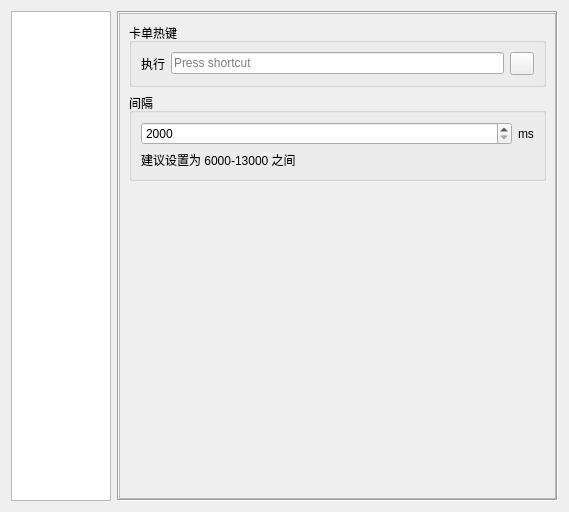
Qt form EliteSpeedrunTool/SettingDialog.ui (GTA5Oracle/EliteSpeedrunTool) before a commit.
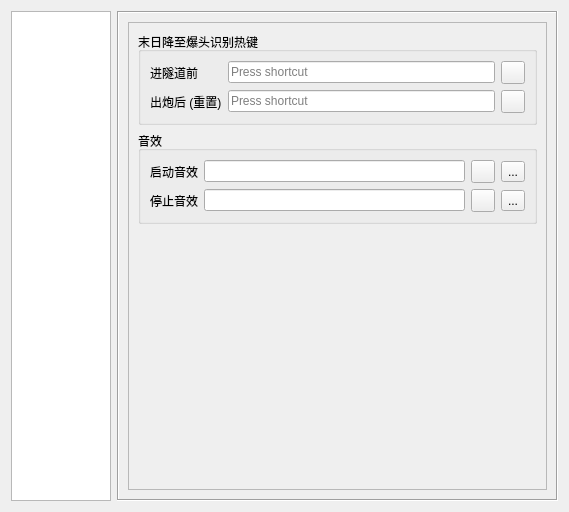
The same form after that commit. Icons and pictures are not drawn.

Commit message: [feature] Supports counting the number of headshots in the doomsday scenario

```diff
--- a/EliteSpeedrunTool/SettingDialog.ui
+++ b/EliteSpeedrunTool/SettingDialog.ui
@@ -46,7 +46,7 @@
       <enum>QFrame::Sunken</enum>
      </property>
      <property name="currentIndex">
-      <number>4</number>
+      <number>5</number>
      </property>
      <widget class="QWidget" name="pageGeneral">
       <layout class="QVBoxLayout" name="verticalLayout_21">
@@ -1193,8 +1193,8 @@
            <rect>
             <x>0</x>
             <y>0</y>
-            <width>447</width>
-            <height>488</height>
+            <width>130</width>
+            <height>215</height>
            </rect>
           </property>
           <layout class="QVBoxLayout" name="verticalLayout_31">
@@ -1290,6 +1290,146 @@
        </item>
       </layout>
      </widget>
+     <widget class="QWidget" name="page">
+      <layout class="QVBoxLayout" name="verticalLayout_16">
+       <item>
+        <widget class="QScrollArea" name="scrollArea_4">
+         <property name="widgetResizable">
+          <bool>true</bool>
+         </property>
+         <widget class="QWidget" name="scrollAreaWidgetContents_4">
+          <property name="geometry">
+           <rect>
+            <x>0</x>
+            <y>0</y>
+            <width>429</width>
+            <height>470</height>
+           </rect>
+          </property>
+          <layout class="QVBoxLayout" name="verticalLayout_24">
+           <item>
+            <widget class="QGroupBox" name="groupBox_17">
+             <property name="title">
+              <string>末日降至爆头识别热键</string>
+             </property>
+             <layout class="QGridLayout" name="gridLayout_8">
+              <item row="0" column="3">
+               <widget class="QToolButton" name="tbClearAct3HeadshotStart">
+                <property name="icon">
+                 <iconset resource="resource.qrc">
+                  <normaloff>:/image/ic_cancel.ico</normaloff>:/image/ic_cancel.ico</iconset>
+                </property>
+               </widget>
+              </item>
+              <item row="0" column="1">
+               <widget class="QKeySequenceEdit" name="keySeqAct3HeadshotStart"/>
+              </item>
+              <item row="0" column="0">
+               <widget class="QLabel" name="label_40">
+                <property name="text">
+                 <string>进隧道前</string>
+                </property>
+               </widget>
+              </item>
+              <item row="1" column="3">
+               <widget class="QToolButton" name="tbClearAct3HeadshotStop">
+                <property name="icon">
+                 <iconset resource="resource.qrc">
+                  <normaloff>:/image/ic_cancel.ico</normaloff>:/image/ic_cancel.ico</iconset>
+                </property>
+               </widget>
+              </item>
+              <item row="1" column="1">
+               <widget class="QKeySequenceEdit" name="keySeqAct3HeadshotStop"/>
+              </item>
+              <item row="1" column="0">
+               <widget class="QLabel" name="label_41">
+                <property name="text">
+                 <string>出炮后 (重置)</string>
+                </property>
+               </widget>
+              </item>
+             </layout>
+            </widget>
+           </item>
+           <item>
+            <widget class="QGroupBox" name="groupBox_18">
+             <property name="title">
+              <string>音效</string>
+             </property>
+             <layout class="QGridLayout" name="gridLayout_9">
+              <item row="2" column="3">
+               <widget class="QToolButton" name="tbAct3HeadshotStopSound">
+                <property name="text">
+                 <string notr="true">...</string>
+                </property>
+               </widget>
+              </item>
+              <item row="0" column="0">
+               <widget class="QLabel" name="label_32">
+                <property name="text">
+                 <string>启动音效</string>
+                </property>
+               </widget>
+              </item>
+              <item row="0" column="3">
+               <widget class="QToolButton" name="tbAct3HeadshotStartSound">
+                <property name="text">
+                 <string notr="true">...</string>
+                </property>
+               </widget>
+              </item>
+              <item row="0" column="2">
+               <widget class="QToolButton" name="tbAct3HeadshotPlayStartSound">
+                <property name="icon">
+                 <iconset resource="resource.qrc">
+                  <normaloff>:/image/ic_sound.ico</normaloff>:/image/ic_sound.ico</iconset>
+                </property>
+               </widget>
+              </item>
+              <item row="2" column="2">
+               <widget class="QToolButton" name="tbAct3HeadshotPlayStopSound">
+                <property name="icon">
+                 <iconset resource="resource.qrc">
+                  <normaloff>:/image/ic_sound.ico</normaloff>:/image/ic_sound.ico</iconset>
+                </property>
+               </widget>
+              </item>
+              <item row="0" column="1">
+               <widget class="QLineEdit" name="leAct3HeadshotStartSoundPath"/>
+              </item>
+              <item row="2" column="1">
+               <widget class="QLineEdit" name="leAct3HeadshotStopSoundPath"/>
+              </item>
+              <item row="2" column="0">
+               <widget class="QLabel" name="label_42">
+                <property name="text">
+                 <string>停止音效</string>
+                </property>
+               </widget>
+              </item>
+             </layout>
+            </widget>
+           </item>
+           <item>
+            <spacer name="verticalSpacer_4">
+             <property name="orientation">
+              <enum>Qt::Vertical</enum>
+             </property>
+             <property name="sizeHint" stdset="0">
+              <size>
+               <width>20</width>
+               <height>1</height>
+              </size>
+             </property>
+            </spacer>
+           </item>
+          </layout>
+         </widget>
+        </widget>
+       </item>
+      </layout>
+     </widget>
      <widget class="QWidget" name="pageCloseGameImmediately">
       <layout class="QVBoxLayout" name="verticalLayout_29">
        <property name="leftMargin">
```
The commit also changes 29 other files.
